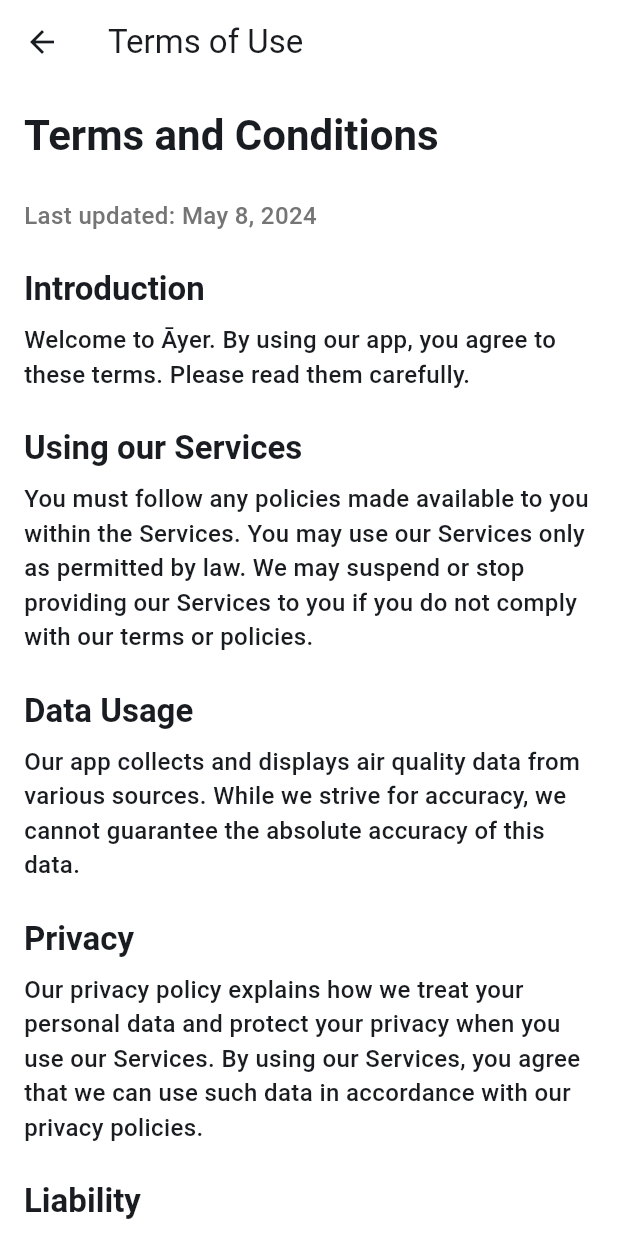
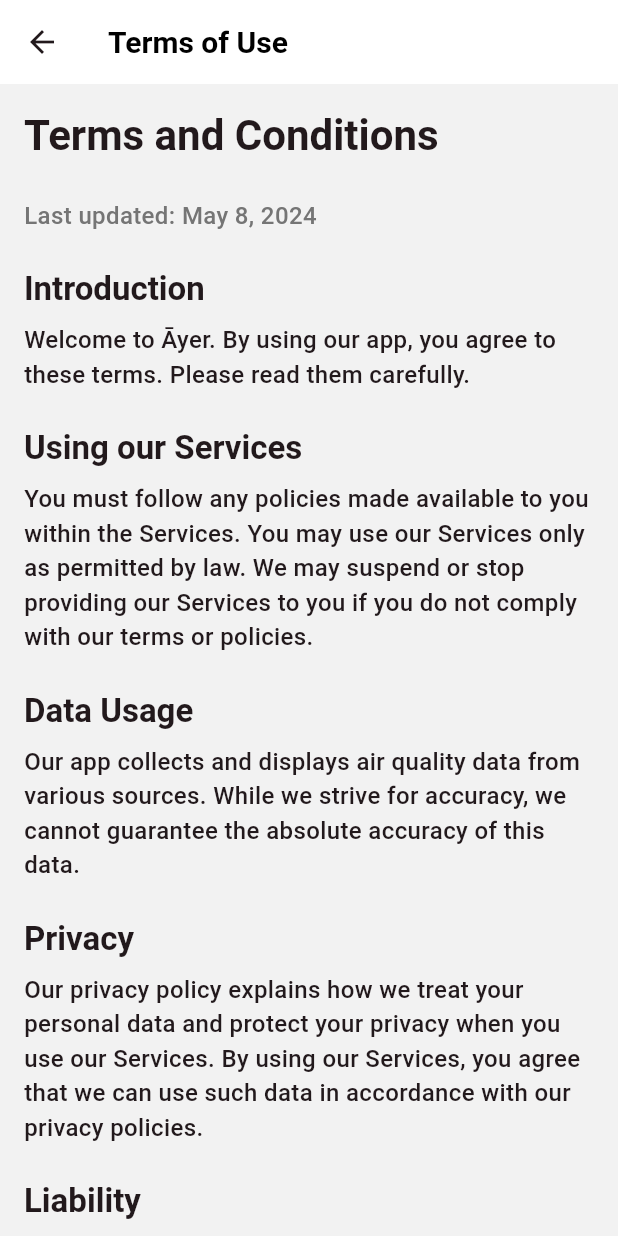
Before and after one commit to amha/ayer, a Flutter app: the screen it shows after launch, after a tap on "Terms of Use", on a phone screen of 412 x 824 dp. Run offline on Flutter 3.47's test engine with Material 3 defaults, Android fonts, the phone set to English and light mode, and no system bars; our stand-ins replace flutter_dotenv; network calls fail.

Commit message:
Enhance UI and functionality: Updated app theme to use dynamic colors, integrated url_launcher for external links, and improved navigation elements. Added new dependencies and refined various screens for a consistent look and feel.

```diff
--- a/lib/air/city_view.dart
+++ b/lib/air/city_view.dart
@@ -116,9 +116,10 @@ class _FeedDetailState extends State<FeedDetail> {
   @override
   Widget build(BuildContext context) {
     return Scaffold(
+        backgroundColor: Theme.of(context).scaffoldBackgroundColor,
         appBar: AppBar(
           title: Text(widget.cityName),
-          backgroundColor: Colors.white,
+          backgroundColor: Theme.of(context).appBarTheme.backgroundColor,
         ),
         body: SafeArea(
           child: _isLoading
@@ -271,7 +272,6 @@ class _FeedDetailState extends State<FeedDetail> {
                         children: <Widget>[
                           // First Child - AQI Display
                           Container(
-                            color: Colors.white,
                             padding:
                                 const EdgeInsets.fromLTRB(0, 12.0, 0.0, 12.0),
                             width: MediaQuery.of(context).size.width,
--- /dev/null
+++ b/lib/design/light_theme.dart
@@ -0,0 +1,19 @@
+import 'package:flutter/material.dart';
+import './ayer_text.dart';
+
+ThemeData lightTheme() {
+  return ThemeData(
+    useMaterial3: true,
+    textTheme: ayerTextTheme,
+    colorScheme: ColorScheme.fromSeed(seedColor: Colors.black),
+    scaffoldBackgroundColor: const Color(0xffF2F2F2),
+    appBarTheme: const AppBarTheme(
+      backgroundColor: Color(0xffF2F2F2),
+      titleTextStyle: TextStyle(
+        color: Colors.black,
+        fontWeight: FontWeight.bold,
+        fontSize: 20,
+      ),
+    ),
+  );
+}
--- a/lib/learning/aqi_basics.dart
+++ b/lib/learning/aqi_basics.dart
@@ -9,9 +9,10 @@ class AQIBasics extends StatelessWidget {
   @override
   Widget build(BuildContext context) {
     return Scaffold(
+      backgroundColor: Theme.of(context).scaffoldBackgroundColor,
       appBar: AppBar(
         title: const Text('AQI Information'),
-        backgroundColor: Colors.white,
+        backgroundColor: Theme.of(context).appBarTheme.backgroundColor,
       ),
 
       /// Creates a scrollable list of AQI levels using ListView.builder
--- a/lib/learning/learning_home.dart
+++ b/lib/learning/learning_home.dart
@@ -8,7 +8,7 @@ class LearningHome extends StatelessWidget {
   @override
   Widget build(BuildContext context) {
     return Scaffold(
-      backgroundColor: const Color(0xffF2F2F2),
+      backgroundColor: Theme.of(context).scaffoldBackgroundColor,
       appBar: AppBar(
           title: const Text('AQI',
               style:
--- a/lib/learning/pollutant_detail.dart
+++ b/lib/learning/pollutant_detail.dart
@@ -17,9 +17,10 @@ class PollutantDetail extends StatelessWidget {
   @override
   Widget build(BuildContext context) {
     return Scaffold(
+      backgroundColor: Theme.of(context).scaffoldBackgroundColor,
       appBar: AppBar(
         title: Text(pollutantName),
-        backgroundColor: Colors.white,
+        backgroundColor: Theme.of(context).appBarTheme.backgroundColor,
       ),
       body: SingleChildScrollView(
         child: Padding(
--- a/lib/legal/privacy.dart
+++ b/lib/legal/privacy.dart
@@ -6,6 +6,7 @@ class PrivacyPolicy extends StatelessWidget {
   @override
   Widget build(BuildContext context) {
     return Scaffold(
+      backgroundColor: Theme.of(context).scaffoldBackgroundColor,
       appBar: AppBar(
         title: const Text('Privacy Policy'),
         backgroundColor: Colors.white,
--- a/lib/legal/terms.dart
+++ b/lib/legal/terms.dart
@@ -6,6 +6,7 @@ class TermsOfUse extends StatelessWidget {
   @override
   Widget build(BuildContext context) {
     return Scaffold(
+      backgroundColor: Theme.of(context).scaffoldBackgroundColor,
       appBar: AppBar(
         title: const Text('Terms of Use'),
         backgroundColor: Colors.white,
--- a/lib/login/login_form.dart
+++ b/lib/login/login_form.dart
@@ -20,6 +20,7 @@ class _LoginFormState extends State<LoginForm> {
   @override
   Widget build(BuildContext context) {
     return Scaffold(
+      backgroundColor: Theme.of(context).scaffoldBackgroundColor,
       body: Padding(
         padding: const EdgeInsets.all(16.0),
         child: Column(
@@ -128,11 +129,11 @@ class _LoginFormState extends State<LoginForm> {
                       width: double.infinity,
                       child: ElevatedButton(
                         style: ElevatedButton.styleFrom(
-                          backgroundColor: Colors.blue,
+                          backgroundColor: Colors.black,
                           foregroundColor: Colors.white,
                           padding: const EdgeInsets.symmetric(vertical: 16),
                           shape: RoundedRectangleBorder(
-                            borderRadius: BorderRadius.circular(16),
+                            borderRadius: BorderRadius.circular(60),
                           ),
                         ),
                         onPressed: () {
--- a/lib/main.dart
+++ b/lib/main.dart
@@ -8,8 +8,8 @@ import 'login/login_form.dart';
 import 'home.dart';
 import 'air/city_search.dart';
 import 'air/city_model.dart';
-import 'design/ayer_text.dart';
 import 'package:path_provider/path_provider.dart';
+import 'design/light_theme.dart';
 
 /// Entry point of the application
 /// Loads environment variables and initializes the app with state management
@@ -72,6 +72,7 @@ class SavedCities with ChangeNotifier {
   void addCity(CityAirData city) {
     _cities.add(city);
     _saveCities();
+    _currentView = ViewType.cards;
     notifyListeners();
   }
 
@@ -114,12 +115,7 @@ class MyApp extends StatelessWidget {
       },
       debugShowCheckedModeBanner: false,
       title: 'Āyer',
-      theme: ThemeData(
-        scaffoldBackgroundColor: Colors.white,
-        colorScheme: ColorScheme.fromSeed(seedColor: Colors.blue),
-        useMaterial3: true,
-        textTheme: ayerTextTheme,
-      ),
+      theme: lightTheme(),
       home: const MyHomePage(),
     );
   }
--- a/lib/settings/settings_screen.dart
+++ b/lib/settings/settings_screen.dart
@@ -6,6 +6,7 @@ class SettingsScreen extends StatelessWidget {
   @override
   Widget build(BuildContext context) {
     return Scaffold(
+      backgroundColor: Theme.of(context).scaffoldBackgroundColor,
       appBar: AppBar(
         title: const Text('Settings'),
         backgroundColor: Colors.white,
--- a/pubspec.yaml
+++ b/pubspec.yaml
@@ -39,6 +39,7 @@ dependencies:
   cupertino_icons: ^1.0.6
   provider: ^6.1.2
   path_provider: ^2.1.2
+  url_launcher: ^6.3.1
 
 dev_dependencies:
   flutter_test:
```
Also changed, not shown: lib/air/city_search.dart (+35 -12 lines), lib/home.dart (+9 -11 lines), pubspec.lock, 5 other files.
